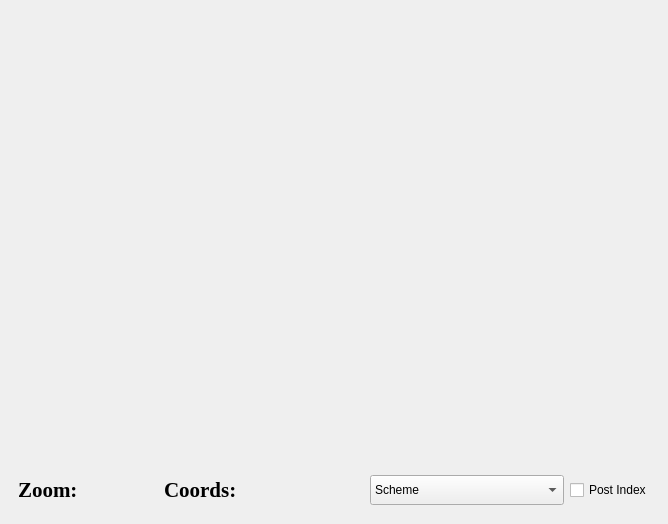
Before: the Qt Designer form design.ui in Cyber-Zhaba/Floppa, drawn with Qt 5.
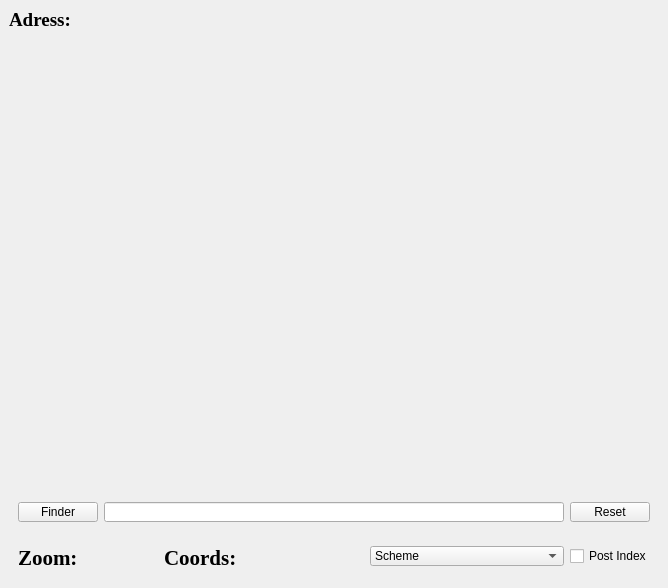
After: the same form once the commit is applied.

What changed in the file:
```diff
--- a/design.ui
+++ b/design.ui
@@ -7,7 +7,7 @@
     <x>0</x>
     <y>0</y>
     <width>668</width>
-    <height>524</height>
+    <height>563</height>
    </rect>
   </property>
   <property name="windowTitle">
@@ -15,7 +15,7 @@
   </property>
   <widget class="QWidget" name="centralwidget">
    <layout class="QGridLayout" name="gridLayout_2">
-    <item row="1" column="1">
+    <item row="3" column="1">
      <widget class="QWidget" name="Downpanel" native="true">
       <property name="enabled">
        <bool>true</bool>
@@ -23,13 +23,13 @@
       <property name="minimumSize">
        <size>
         <width>500</width>
-        <height>50</height>
+        <height>45</height>
        </size>
       </property>
       <property name="maximumSize">
        <size>
         <width>16777215</width>
-        <height>50</height>
+        <height>45</height>
        </size>
       </property>
       <property name="contextMenuPolicy">
@@ -41,13 +41,13 @@
          <property name="minimumSize">
           <size>
            <width>80</width>
-           <height>30</height>
+           <height>20</height>
           </size>
          </property>
          <property name="maximumSize">
           <size>
            <width>80</width>
-           <height>30</height>
+           <height>20</height>
           </size>
          </property>
          <property name="text">
@@ -87,7 +87,13 @@
          <property name="minimumSize">
           <size>
            <width>150</width>
-           <height>30</height>
+           <height>20</height>
+          </size>
+         </property>
+         <property name="maximumSize">
+          <size>
+           <width>16777215</width>
+           <height>20</height>
           </size>
          </property>
          <property name="mouseTracking">
@@ -146,7 +152,7 @@
       </layout>
      </widget>
     </item>
-    <item row="0" column="1">
+    <item row="1" column="1">
      <widget class="QLabel" name="map">
       <property name="minimumSize">
        <size>
@@ -168,6 +174,93 @@
       </property>
      </widget>
     </item>
+    <item row="2" column="1">
+     <widget class="QWidget" name="horizontalWidget" native="true">
+      <property name="minimumSize">
+       <size>
+        <width>650</width>
+        <height>35</height>
+       </size>
+      </property>
+      <property name="maximumSize">
+       <size>
+        <width>16777215</width>
+        <height>35</height>
+       </size>
+      </property>
+      <layout class="QHBoxLayout" name="horizontalLayout_3">
+       <item>
+        <widget class="QPushButton" name="Finder">
+         <property name="minimumSize">
+          <size>
+           <width>0</width>
+           <height>20</height>
+          </size>
+         </property>
+         <property name="maximumSize">
+          <size>
+           <width>16777215</width>
+           <height>20</height>
+          </size>
+         </property>
+         <property name="text">
+          <string>Finder</string>
+         </property>
+        </widget>
+       </item>
+       <item>
+        <widget class="QLineEdit" name="Adressinp">
+         <property name="minimumSize">
+          <size>
+           <width>400</width>
+           <height>20</height>
+          </size>
+         </property>
+         <property name="maximumSize">
+          <size>
+           <width>16777215</width>
+           <height>20</height>
+          </size>
+         </property>
+        </widget>
+       </item>
+       <item>
+        <widget class="QPushButton" name="Backb">
+         <property name="minimumSize">
+          <size>
+           <width>0</width>
+           <height>20</height>
+          </size>
+         </property>
+         <property name="maximumSize">
+          <size>
+           <width>16777215</width>
+           <height>20</height>
+          </size>
+         </property>
+         <property name="text">
+          <string>Reset</string>
+         </property>
+        </widget>
+       </item>
+      </layout>
+     </widget>
+    </item>
+    <item row="0" column="1">
+     <widget class="QLabel" name="Adressl">
+      <property name="font">
+       <font>
+        <family>Times New Roman</family>
+        <pointsize>14</pointsize>
+        <weight>75</weight>
+        <bold>true</bold>
+       </font>
+      </property>
+      <property name="text">
+       <string>Adress:</string>
+      </property>
+     </widget>
+    </item>
    </layout>
   </widget>
  </widget>
```
